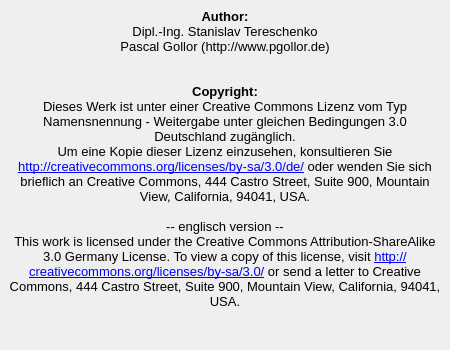
This is license.ui in pgollor/pyGUI as Qt 5 draws it before an edit. The edited form follows.
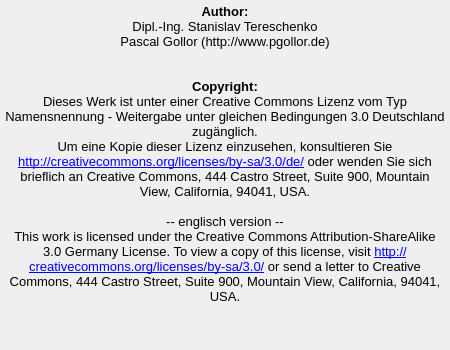
This is the edited form.

Patch:
```diff
--- a/license.ui
+++ b/license.ui
@@ -16,7 +16,7 @@
     <verstretch>0</verstretch>
    </sizepolicy>
   </property>
-  <property name="maximumSize">
+  <property name="minimumSize">
    <size>
     <width>450</width>
     <height>350</height>
@@ -25,15 +25,15 @@
   <property name="windowTitle">
    <string>License</string>
   </property>
+  <layout class="QGridLayout" name="gridLayout">
+   <property name="margin">
+    <number>0</number>
+   </property>
+   <property name="spacing">
+    <number>0</number>
+   </property>
+   <item row="0" column="0">
   <widget class="QTextBrowser" name="textBrowser">
-   <property name="geometry">
-    <rect>
-     <x>5</x>
-     <y>5</y>
-     <width>440</width>
-     <height>351</height>
-    </rect>
-   </property>
    <property name="palette">
     <palette>
      <active>
@@ -101,6 +101,8 @@
 &lt;p align=&quot;center&quot; style=&quot; margin-top:0px; margin-bottom:0px; margin-left:0px; margin-right:0px; -qt-block-indent:0; text-indent:0px; -qt-user-state:2;&quot;&gt;&lt;span style=&quot; font-size:10pt;&quot;&gt;This work is licensed under the Creative Commons Attribution-ShareAlike 3.0 Germany License. To view a copy of this license, visit &lt;/span&gt;&lt;a href=&quot;http://creativecommons.org/licenses/by-nc-sa/3.0/&quot;&gt;&lt;span style=&quot; font-size:10pt; text-decoration: underline; color:#0000ff;&quot;&gt;http://creativecommons.org/licenses/by-sa/3.0/&lt;/span&gt;&lt;/a&gt;&lt;span style=&quot; font-size:10pt;&quot;&gt; or send a letter to Creative Commons, 444 Castro Street, Suite 900, Mountain View, California, 94041, USA.&lt;/span&gt;&lt;/p&gt;&lt;/body&gt;&lt;/html&gt;</string>
    </property>
   </widget>
+   </item>
+  </layout>
  </widget>
  <resources/>
  <connections/>
```
Lines whose indentation alone changed are shown as unchanged.
